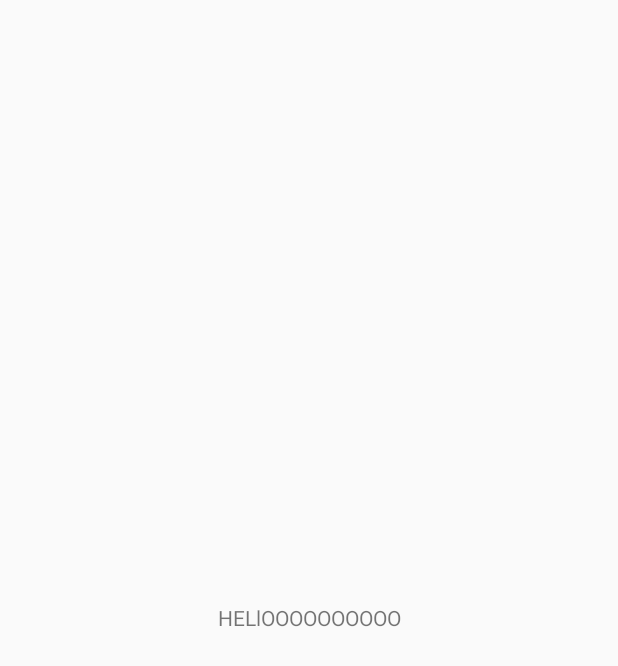
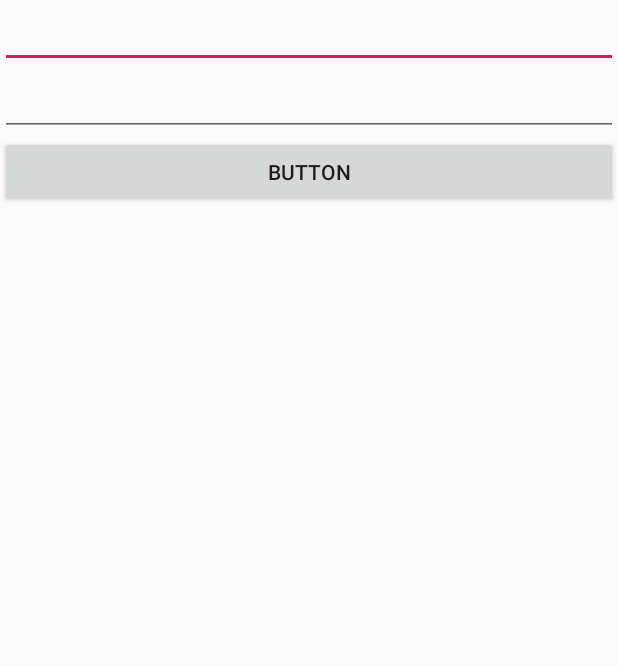
Before and after one commit to Ilyshka991/CashDebts, an Android app: the screen it shows after launch (MainActivity before the commit, AuthActivity after it), on a phone screen of 412 x 824 dp. Before the commit the part shown is almost empty. Shown: the top 666 px of the screen. Run offline under Robolectric (Android 15) with nearby library versions, the phone set to English and light mode, and no system bars; our stand-ins replace Dagger/Hilt's generated code, Firebase (no records; nobody signed in at launch, a user with empty details on screens opened directly), data binding.

Commit message:
Add auth screen

```diff
--- a/app/src/main/java/com/pechuro/cashdebts/di/component/AppComponent.kt
+++ b/app/src/main/java/com/pechuro/cashdebts/di/component/AppComponent.kt
@@ -4,7 +4,6 @@ import com.pechuro.cashdebts.App
 import com.pechuro.cashdebts.di.module.AppActivitiesModule
 import com.pechuro.cashdebts.di.module.AppViewModelsModule
 import com.pechuro.cashdebts.di.module.ApplicationModule
-import com.pechuro.cashdebts.di.module.RxModule
 import dagger.BindsInstance
 import dagger.Component
 import javax.inject.Singleton
@@ -14,8 +13,7 @@ import javax.inject.Singleton
     modules = [
         ApplicationModule::class,
         AppActivitiesModule::class,
-        AppViewModelsModule::class,
-        RxModule::class]
+        AppViewModelsModule::class]
 )
 interface AppComponent {
 
--- a/app/src/main/java/com/pechuro/cashdebts/di/module/AppActivitiesModule.kt
+++ b/app/src/main/java/com/pechuro/cashdebts/di/module/AppActivitiesModule.kt
@@ -1,6 +1,7 @@
 package com.pechuro.cashdebts.di.module
 
 import com.pechuro.cashdebts.di.annotations.ActivityScope
+import com.pechuro.cashdebts.ui.activity.auth.AuthActivity
 import com.pechuro.cashdebts.ui.activity.main.MainActivity
 import dagger.Module
 import dagger.android.ContributesAndroidInjector
@@ -13,4 +14,8 @@ interface AppActivitiesModule {
     @ActivityScope
     @ContributesAndroidInjector(modules = [])
     fun bindNavigationActivity(): MainActivity
+
+    @ActivityScope
+    @ContributesAndroidInjector
+    fun bindAuthActivity(): AuthActivity
 }
--- a/app/src/main/java/com/pechuro/cashdebts/di/module/AppViewModelsModule.kt
+++ b/app/src/main/java/com/pechuro/cashdebts/di/module/AppViewModelsModule.kt
@@ -3,6 +3,7 @@ package com.pechuro.cashdebts.di.module
 import androidx.lifecycle.ViewModel
 import androidx.lifecycle.ViewModelProvider
 import com.pechuro.cashdebts.di.annotations.ViewModelKey
+import com.pechuro.cashdebts.ui.activity.auth.AuthActivityViewModel
 import com.pechuro.cashdebts.ui.activity.main.MainActivityViewModel
 import com.pechuro.cashdebts.ui.utils.ViewModelFactory
 import dagger.Binds
@@ -20,4 +21,9 @@ interface AppViewModelsModule {
     @ViewModelKey(MainActivityViewModel::class)
     fun navigationActivity(viewModel: MainActivityViewModel): ViewModel
 
+    @Binds
+    @IntoMap
+    @ViewModelKey(AuthActivityViewModel::class)
+    fun authActivity(viewModel: AuthActivityViewModel): ViewModel
+
 }
--- a/app/src/main/java/com/pechuro/cashdebts/di/module/RxModule.kt
+++ /dev/null
@@ -1,12 +0,0 @@
-package com.pechuro.cashdebts.di.module
-
-import dagger.Module
-import dagger.Provides
-import io.reactivex.disposables.CompositeDisposable
-
-@Module
-class RxModule {
-
-    @Provides
-    fun provideCompositeDisposable() = CompositeDisposable()
-}
--- /dev/null
+++ b/app/src/main/java/com/pechuro/cashdebts/ui/activity/auth/AuthActivity.kt
@@ -0,0 +1,22 @@
+package com.pechuro.cashdebts.ui.activity.auth
+
+import android.content.Context
+import android.content.Intent
+import androidx.lifecycle.ViewModelProviders
+import com.pechuro.cashdebts.R
+import com.pechuro.cashdebts.databinding.ActivityAuthBinding
+import com.pechuro.cashdebts.ui.base.BaseActivity
+
+class AuthActivity : BaseActivity<ActivityAuthBinding, AuthActivityViewModel>() {
+
+    override val viewModel: AuthActivityViewModel
+        get() = ViewModelProviders.of(this, viewModelFactory).get(AuthActivityViewModel::class.java)
+    override val layoutId: Int
+        get() = R.layout.activity_auth
+
+
+    companion object {
+
+        fun newIntent(context: Context) = Intent(context, AuthActivity::class.java)
+    }
+}
--- /dev/null
+++ b/app/src/main/java/com/pechuro/cashdebts/ui/activity/auth/AuthActivityViewModel.kt
@@ -0,0 +1,6 @@
+package com.pechuro.cashdebts.ui.activity.auth
+
+import com.pechuro.cashdebts.ui.base.BaseViewModel
+import javax.inject.Inject
+
+class AuthActivityViewModel @Inject constructor() : BaseViewModel()
--- /dev/null
+++ b/app/src/main/java/com/pechuro/cashdebts/ui/activity/splash/SplashActivity.kt
@@ -0,0 +1,25 @@
+package com.pechuro.cashdebts.ui.activity.splash
+
+import android.os.Bundle
+import androidx.appcompat.app.AppCompatActivity
+import com.google.firebase.auth.FirebaseAuth
+import com.pechuro.cashdebts.ui.activity.auth.AuthActivity
+import com.pechuro.cashdebts.ui.activity.main.MainActivity
+
+class SplashActivity : AppCompatActivity() {
+
+    override fun onCreate(savedInstanceState: Bundle?) {
+        super.onCreate(savedInstanceState)
+        decideNextActivity()
+    }
+
+    private fun decideNextActivity() {
+        val intent = if (FirebaseAuth.getInstance().currentUser != null) {
+            MainActivity.newIntent(this)
+        } else {
+            AuthActivity.newIntent(this)
+        }
+        startActivity(intent)
+        finish()
+    }
+}
--- a/app/src/main/java/com/pechuro/cashdebts/ui/base/BaseViewModel.kt
+++ b/app/src/main/java/com/pechuro/cashdebts/ui/base/BaseViewModel.kt
@@ -1,13 +1,12 @@
 package com.pechuro.cashdebts.ui.base
 
 import androidx.lifecycle.ViewModel
-import io.reactivex.disposables.CompositeDisposable
 
 abstract class BaseViewModel : ViewModel() {
-    protected val compositeDisposable: CompositeDisposable = CompositeDisposable()
+    //  protected val compositeDisposable: CompositeDisposable = CompositeDisposable()
 
     override fun onCleared() {
-        compositeDisposable.dispose()
+        //  compositeDisposable.dispose()
         super.onCleared()
     }
 }
--- /dev/null
+++ b/app/src/main/res/drawable/background_splash.xml
@@ -0,0 +1,6 @@
+<?xml version="1.0" encoding="utf-8"?>
+<layer-list xmlns:android="http://schemas.android.com/apk/res/android">
+
+    <item android:drawable="@color/splash_background"/>
+
+</layer-list>
--- /dev/null
+++ b/app/src/main/res/layout/activity_auth.xml
@@ -0,0 +1,25 @@
+<?xml version="1.0" encoding="utf-8"?>
+<layout xmlns:android="http://schemas.android.com/apk/res/android">
+
+    <LinearLayout
+            android:layout_width="match_parent"
+            android:layout_height="match_parent" android:orientation="vertical">
+
+        <EditText
+                android:layout_width="match_parent"
+                android:layout_height="wrap_content"
+                android:inputType="textEmailAddress"
+                android:ems="10"
+                android:id="@+id/text_email"/>
+        <EditText
+                android:layout_width="match_parent"
+                android:layout_height="wrap_content"
+                android:inputType="textPassword"
+                android:ems="10"
+                android:id="@+id/text_password"/>
+        <Button
+                android:text="Button"
+                android:layout_width="match_parent"
+                android:layout_height="wrap_content" android:id="@+id/button_ok"/>
+    </LinearLayout>
+</layout>
--- a/app/src/main/res/values/colors.xml
+++ b/app/src/main/res/values/colors.xml
@@ -3,4 +3,6 @@
     <color name="colorPrimary">#008577</color>
     <color name="colorPrimaryDark">#00574B</color>
     <color name="colorAccent">#D81B60</color>
+
+    <color name="splash_background">#008577</color>
 </resources>
--- a/app/src/main/res/values/styles.xml
+++ b/app/src/main/res/values/styles.xml
@@ -10,4 +10,8 @@
         <item name="windowActionBar">false</item>
         <item name="windowNoTitle">true</item>
     </style>
+
+    <style name="SplashTheme" parent="AppTheme.NoActionBar">
+        <item name="android:background">@drawable/background_splash</item>
+    </style>
 </resources>
```
Also changed, not shown: app/build.gradle (+3 -6 lines), app/src/main/AndroidManifest.xml (+8 -3 lines), app/src/main/java/com/pechuro/cashdebts/ui/activity/main/MainActivity.kt (+13 -0 lines), app/src/main/java/com/pechuro/cashdebts/ui/base/BaseActivity.kt (+0 -9 lines), app/src/main/java/com/pechuro/cashdebts/ui/base/BaseDialog.kt (+0 -9 lines), app/src/main/java/com/pechuro/cashdebts/ui/base/BaseFragment.kt (+0 -9 lines), app/src/main/java/com/pechuro/cashdebts/ui/utils/EventBus.kt (deleted, +0 -24 lines), 1 other file.
